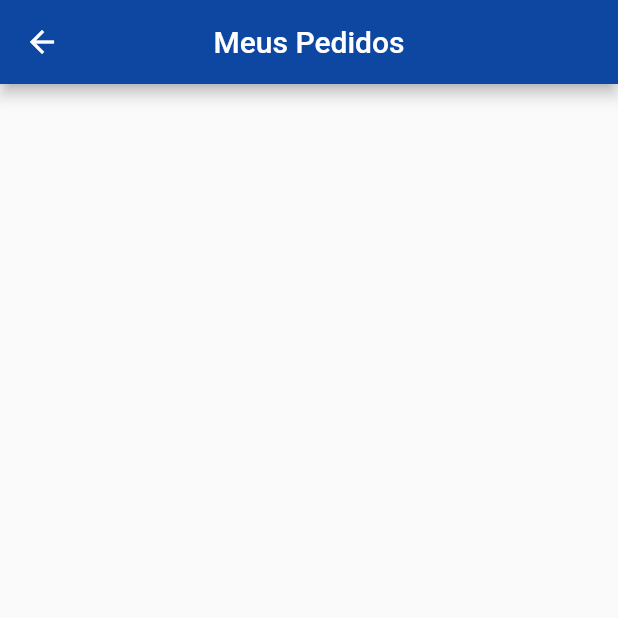
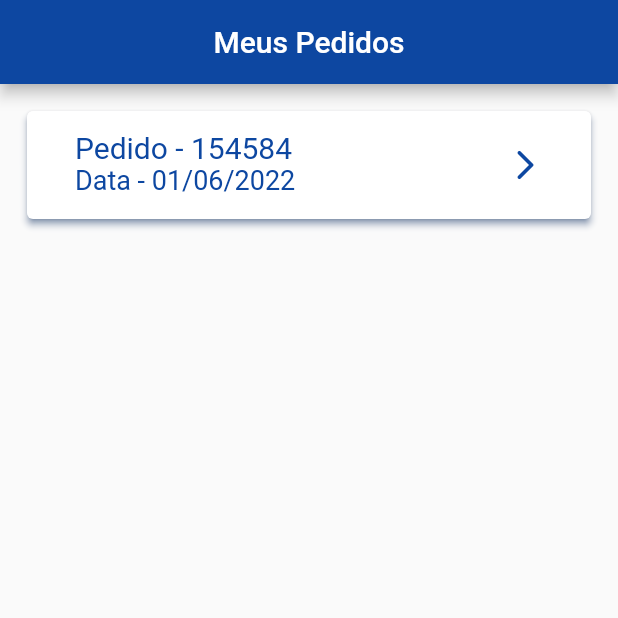
Before and after one commit to IIDixon/delivery_app_multi, a Flutter app: the MyOrdersPage screen opened directly, on a phone screen of 412 x 824 dp, the top half of it. Run offline on Flutter 3.47's test engine with Material 2 defaults, Android fonts, the phone set to English and light mode, and no system bars; our stand-ins replace carousel_slider, flutter_slidable, get, google_fonts, mask_text_input_formatter.

Commit message:
create orderpage

```diff
--- a/lib/constant/constant.dart
+++ b/lib/constant/constant.dart
@@ -25,6 +25,7 @@ List<Map<String, dynamic>> orders = [
   {
     'loja': 'Loja Teste',
     'cliente': 'Cliente teste',
+    'numeroVenda': '154584',
     'data': '01/06/2022',
     'itens': [
       {'codigo': '10', 'descricao': 'Anador 24Cp', 'qtde': '1'},
--- a/lib/main.dart
+++ b/lib/main.dart
@@ -1,4 +1,6 @@
+import 'package:delivery_app_multi/constant/constant.dart';
 import 'package:delivery_app_multi/pages/profile/address.dart';
+import 'package:delivery_app_multi/pages/profile/orders.dart';
 import 'package:delivery_app_multi/pages/profile/user_data.dart';
 import 'package:delivery_app_multi/pages/profile_page.dart';
 import 'package:delivery_app_multi/pages/root_page.dart';
@@ -17,7 +19,7 @@ class MyApp extends StatelessWidget {
     return const MaterialApp(
       debugShowCheckedModeBanner: false,
       title: 'Delivery App',
-      home: RootPage(),
+      home: MyOrdersPage(),
     );
   }
 }
--- a/lib/pages/profile/orders.dart
+++ b/lib/pages/profile/orders.dart
@@ -1,3 +1,4 @@
+import 'package:delivery_app_multi/constant/constant.dart';
 import 'package:flutter/material.dart';
 
 class MyOrdersPage extends StatefulWidget {
@@ -18,8 +19,82 @@ class _MyOrdersPageState extends State<MyOrdersPage> {
       ),
       body: Padding(
         padding: const EdgeInsets.all(10),
-        //child: FutureBuilder(),
+        child: FutureBuilder(
+          future: getOrders(),
+          builder: (context, snapshot) {
+            switch (snapshot.connectionState) {
+              case ConnectionState.waiting:
+                return Container(
+                  width: 200,
+                  height: 200,
+                  alignment: Alignment.center,
+                  child: CircularProgressIndicator(
+                    valueColor: AlwaysStoppedAnimation<Color>(
+                        Theme.of(context).colorScheme.primary),
+                    strokeWidth: 5,
+                  ),
+                );
+              case ConnectionState.none:
+                return Center(
+                  child: Text('Nenhum pedido encontrado',
+                      style: TextStyle(fontSize: 22, color: Colors.blue[900])),
+                );
+              default:
+                if (snapshot.hasError) {
+                  return Padding(
+                    padding: const EdgeInsets.all(10),
+                    child: Container(
+                      width: 200,
+                      height: 200,
+                      alignment: Alignment.center,
+                      child: Column(
+                        children: const [
+                          Icon(Icons.error),
+                          Text('Erro ao carregar os pedidos'),
+                        ],
+                      ),
+                    ),
+                  );
+                } else {
+                  return ListView.builder(
+                      itemCount: orders.length,
+                      itemBuilder: (context, index) {
+                        return Padding(
+                          padding: const EdgeInsets.all(8.0),
+                          child: ElevatedButton(
+                            onPressed: () {},
+                            child: ListTile(
+                              trailing: const Icon(
+                                Icons.arrow_forward_ios_rounded,
+                                color: Color(0xFF0D47A1),
+                              ),
+                              title: Text(
+                                  'Pedido - ${orders[index]['numeroVenda']}',
+                                  style: TextStyle(
+                                      fontSize: 20, color: Colors.blue[900])),
+                              subtitle: Text('Data - ${orders[index]['data']}',
+                                  style: TextStyle(
+                                      fontSize: 18, color: Colors.blue[900])),
+                            ),
+                            style: ElevatedButton.styleFrom(
+                              animationDuration: const Duration(seconds: 2),
+                              primary: Colors.white,
+                              onPrimary: Colors.blue,
+                              shadowColor: Colors.blue[900],
+                              onSurface: Colors.blue[900],
+                            ),
+                          ),
+                        );
+                      });
+                }
+            }
+          },
+        ),
       ),
     );
   }
+
+  Future<List<Map>> getOrders() async {
+    return orders;
+  }
 }
```
